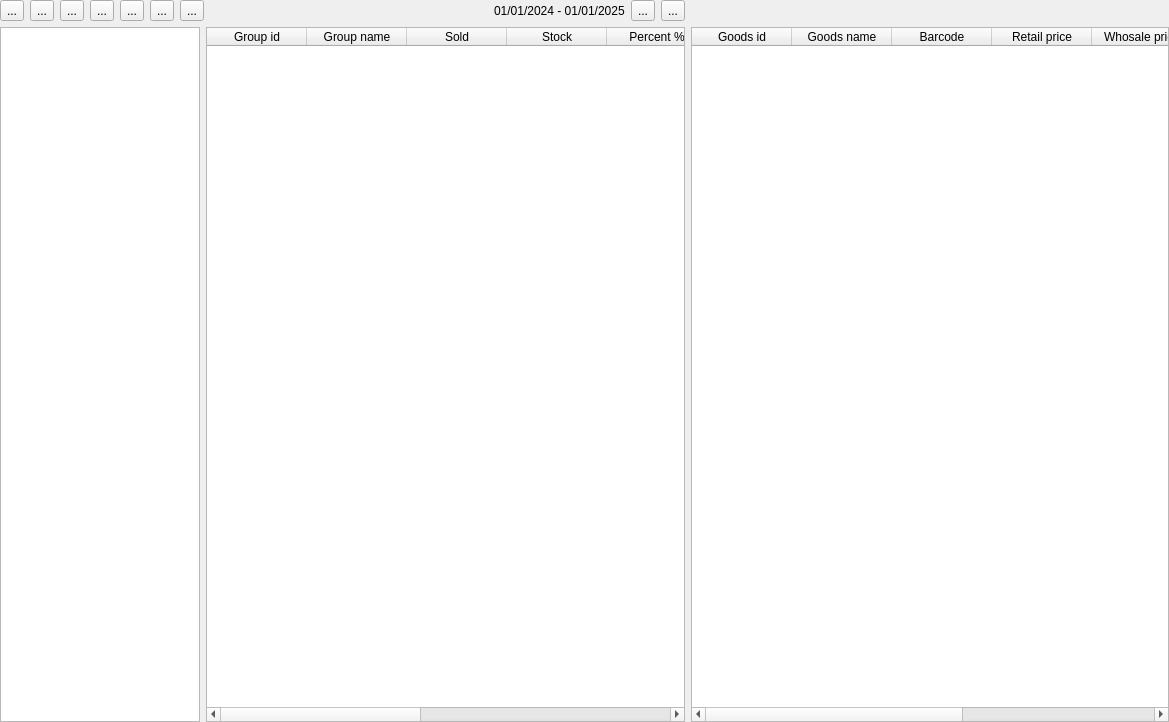
First picture: the form in Forms/c5goodsprice.ui, repository End1-1/Elina.Cafe5, before the edit.
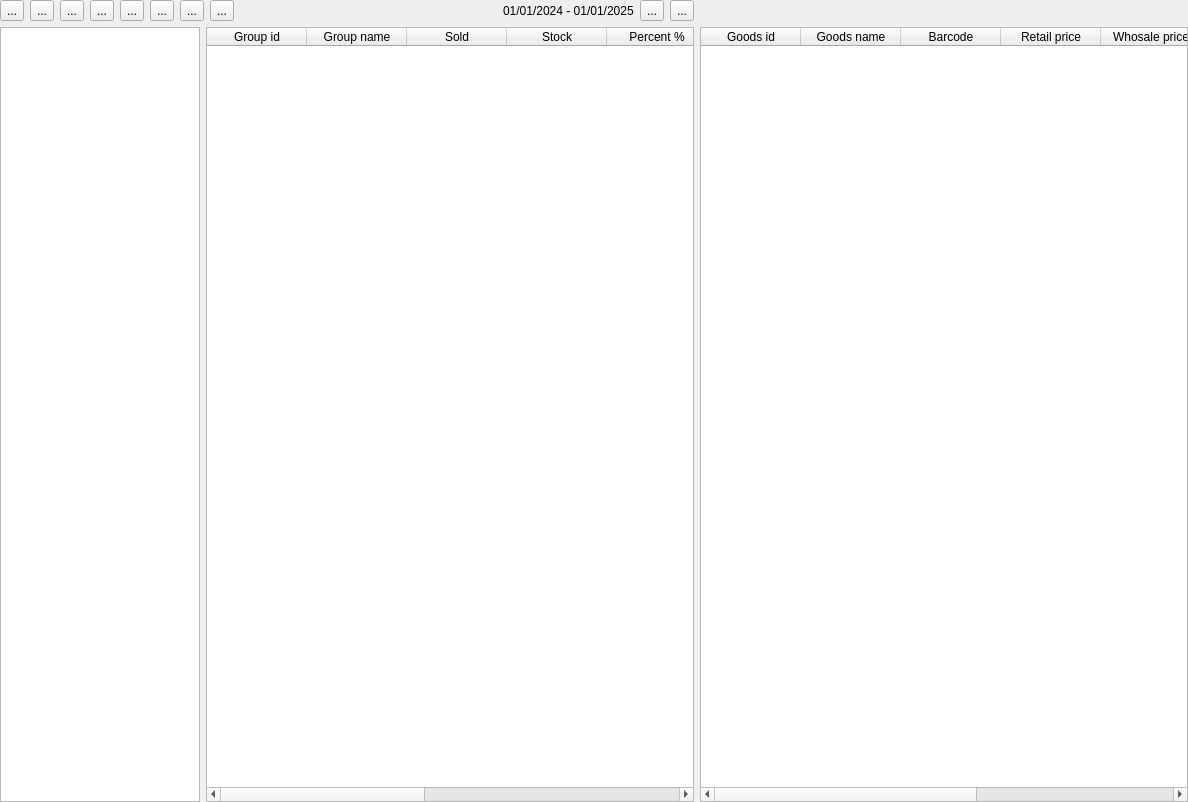
Second picture: the form after the edit. Icons and pictures are not drawn. Custom widgets are drawn as their Qt base class.

```diff
--- a/Forms/c5goodsprice.ui
+++ b/Forms/c5goodsprice.ui
@@ -6,8 +6,8 @@
    <rect>
     <x>0</x>
     <y>0</y>
-    <width>1169</width>
-    <height>722</height>
+    <width>1188</width>
+    <height>802</height>
    </rect>
   </property>
   <property name="windowTitle">
@@ -172,6 +172,17 @@
           </property>
          </widget>
         </item>
+        <item>
+         <widget class="QToolButton" name="btnShowChanges">
+          <property name="text">
+           <string>...</string>
+          </property>
+          <property name="icon">
+           <iconset resource="../resources/res.qrc">
+            <normaloff>:/report.png</normaloff>:/report.png</iconset>
+          </property>
+         </widget>
+        </item>
         <item>
          <spacer name="horizontalSpacer">
           <property name="orientation">
```
Left out of the diff: 18 changed lines with no effect on the pictures.
